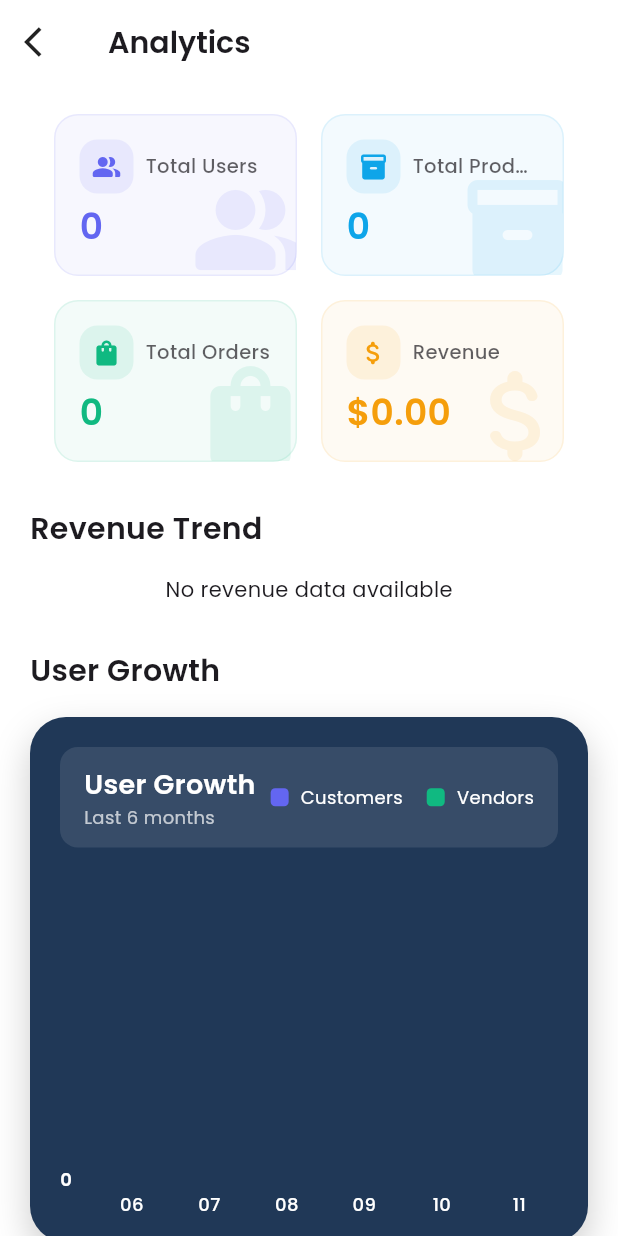
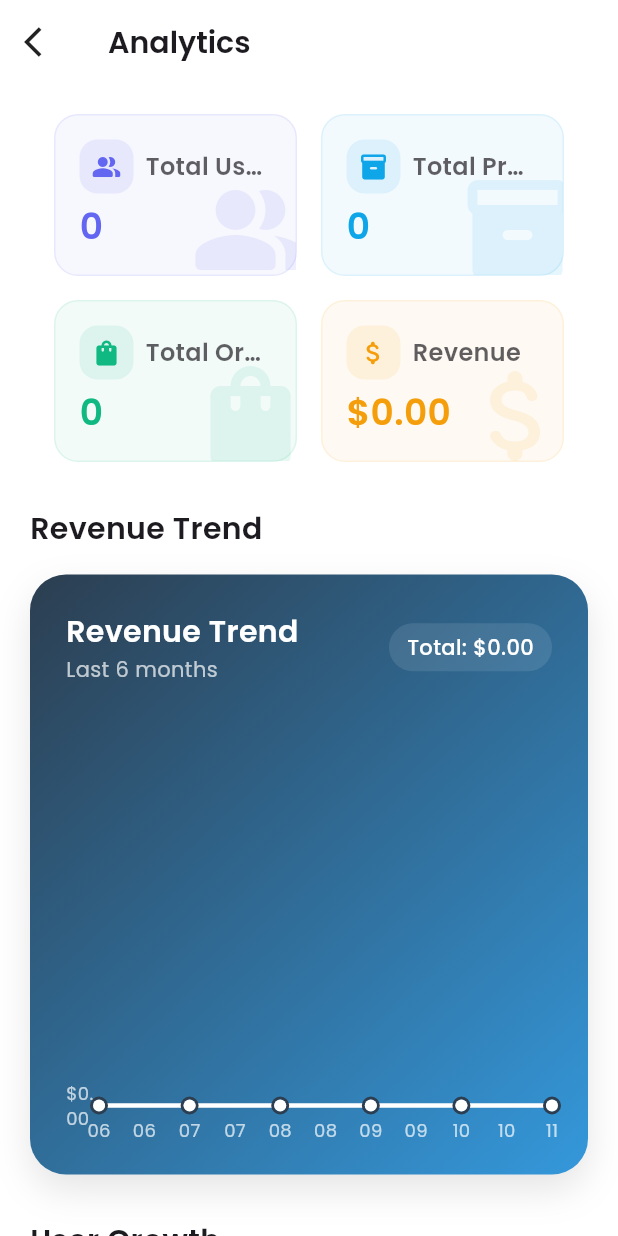
Before and after one commit to Edil-Ayehu/multi_vendor_ecommerce_app_admin_panel, a Flutter app: the AnalyticsScreen screen opened directly, on a phone screen of 412 x 824 dp. Run offline on Flutter 3.47's test engine with Material 3 defaults, Android fonts, the phone set to English and light mode, and no system bars; drawn by our look-alikes of fl_chart; our stand-ins replace cloud_firestore, firebase_auth, firebase_core, google_fonts, line_icons, loading_animation_widget and 3 more; accounts and stored records are empty.

Commit message:
analytics part done

```diff
--- a/lib/screens/analytics_screen.dart
+++ b/lib/screens/analytics_screen.dart
@@ -207,8 +207,8 @@ class AnalyticsScreen extends StatelessWidget {
                       child: Text(
                         title,
                         style: GoogleFonts.poppins(
-                          fontSize: 13,
-                          fontWeight: FontWeight.w500,
+                          fontSize: 16,
+                          fontWeight: FontWeight.w600,
                           color: Theme.of(context)
                               .textTheme
                               .bodyLarge
@@ -247,9 +247,9 @@ class AnalyticsScreen extends StatelessWidget {
 
         if (!snapshot.hasData) {
           return _buildShimmerContainer(
-            height: 300,
-            baseColor: Colors.grey[300]!,
-            highlightColor: Colors.grey[100]!,
+            height: 400,
+            baseColor: const Color(0xff203857).withOpacity(0.5),
+            highlightColor: const Color(0xff203857).withOpacity(0.3),
           );
         }
 
@@ -258,75 +258,123 @@ class AnalyticsScreen extends StatelessWidget {
           return const Center(child: Text('No revenue data available'));
         }
 
-        // Sort data by date
+        // Format revenue values using NumberFormat
+        final numberFormat = NumberFormat('#,##0.00');
+
         data.sort((a, b) => a['date'].compareTo(b['date']));
-
-        // Create spots for the line chart
         final spots = data.asMap().entries.map((entry) {
+          final amount = entry.value['amount'] as double;
           return FlSpot(
             entry.key.toDouble(),
-            entry.value['amount'].toDouble(),
+            amount,
           );
         }).toList();
 
-        // Find min and max values for better scaling
-        final maxY = data.fold<double>(
-            0, (max, item) => math.max(max, item['amount'].toDouble()));
+        final maxY = math.max(
+          data.fold<double>(
+              0, (max, item) => math.max(max, item['amount'] as double)),
+          1.0,
+        );
 
         return Container(
-          height: 300,
-          padding: const EdgeInsets.all(20),
+          height: 400,
+          padding: const EdgeInsets.all(24),
           decoration: BoxDecoration(
-            color: Theme.of(context).cardColor,
-            borderRadius: BorderRadius.circular(20),
+            gradient: LinearGradient(
+              begin: Alignment.topLeft,
+              end: Alignment.bottomRight,
+              colors: [
+                const Color(0xFF2C3E50),
+                const Color(0xFF3498DB),
+              ],
+            ),
+            borderRadius: BorderRadius.circular(24),
             boxShadow: [
               BoxShadow(
-                color: Colors.black.withOpacity(0.05),
-                blurRadius: 10,
-                offset: const Offset(0, 5),
+                color: Colors.black.withOpacity(0.1),
+                blurRadius: 20,
+                offset: const Offset(0, 10),
               ),
             ],
           ),
           child: Column(
             crossAxisAlignment: CrossAxisAlignment.start,
             children: [
-              const Text(
+              Row(
+                mainAxisAlignment: MainAxisAlignment.spaceBetween,
+                children: [
+                  Column(
+                    crossAxisAlignment: CrossAxisAlignment.start,
+                    children: [
+                      Text(
                         'Revenue Trend',
-                style: TextStyle(
-                  fontSize: 18,
-                  fontWeight: FontWeight.bold,
+                        style: GoogleFonts.poppins(
+                          fontSize: 20,
+                          fontWeight: FontWeight.w600,
+                          color: Colors.white,
                         ),
                       ),
-              const SizedBox(height: 8),
                       Text(
                         'Last ${data.length} months',
-                style: TextStyle(
-                  color: Colors.grey[600],
-                  fontSize: 12,
+                        style: GoogleFonts.poppins(
+                          fontSize: 14,
+                          color: Colors.white.withOpacity(0.7),
                         ),
                       ),
-              const SizedBox(height: 16),
+                    ],
+                  ),
+                  Container(
+                    padding:
+                        const EdgeInsets.symmetric(horizontal: 12, vertical: 6),
+                    decoration: BoxDecoration(
+                      color: Colors.white.withOpacity(0.1),
+                      borderRadius: BorderRadius.circular(20),
+                    ),
+                    child: Text(
+                      'Total: \$${numberFormat.format(data.fold<double>(0, (sum, item) => sum + (item['amount'] as double)))}',
+                      style: GoogleFonts.poppins(
+                        fontSize: 14,
+                        color: Colors.white,
+                        fontWeight: FontWeight.w500,
+                      ),
+                    ),
+                  ),
+                ],
+              ),
+              const SizedBox(height: 30),
               Expanded(
                 child: LineChart(
                   LineChartData(
                     gridData: FlGridData(
                       show: true,
                       drawVerticalLine: false,
-                      horizontalInterval: maxY > 0 ? maxY / 5 : 1,
+                      horizontalInterval: math.max(maxY / 5, 1.0),
                       getDrawingHorizontalLine: (value) {
                         return FlLine(
-                          color: Colors.grey.withOpacity(0.1),
+                          color: Colors.white.withOpacity(0.1),
                           strokeWidth: 1,
                         );
                       },
                     ),
                     titlesData: FlTitlesData(
                       show: true,
-                      rightTitles: AxisTitles(
-                        sideTitles: SideTitles(showTitles: false),
+                      rightTitles:
+                          AxisTitles(sideTitles: SideTitles(showTitles: false)),
+                      topTitles:
+                          AxisTitles(sideTitles: SideTitles(showTitles: false)),
+                      leftTitles: AxisTitles(
+                        sideTitles: SideTitles(
+                          showTitles: true,
+                          getTitlesWidget: (value, meta) {
+                            return Text(
+                              '\$${numberFormat.format(value)}',
+                              style: GoogleFonts.poppins(
+                                color: Colors.white.withOpacity(0.7),
+                                fontSize: 12,
                               ),
-                      topTitles: AxisTitles(
-                        sideTitles: SideTitles(showTitles: false),
+                            );
+                          },
+                        ),
                       ),
                       bottomTitles: AxisTitles(
                         sideTitles: SideTitles(
@@ -339,10 +387,9 @@ class AnalyticsScreen extends StatelessWidget {
                               return Padding(
                                 padding: const EdgeInsets.only(top: 8.0),
                                 child: Text(
-                                  date.substring(
-                                      5), // Show only month part (MM)
-                                  style: const TextStyle(
-                                    color: Colors.grey,
+                                  date.substring(5),
+                                  style: GoogleFonts.poppins(
+                                    color: Colors.white.withOpacity(0.7),
                                     fontSize: 12,
                                   ),
                                 ),
@@ -352,32 +399,13 @@ class AnalyticsScreen extends StatelessWidget {
                           },
                         ),
                       ),
-                      leftTitles: AxisTitles(
-                        sideTitles: SideTitles(
-                          showTitles: true,
-                          interval: maxY > 0 ? maxY / 5 : 1,
-                          getTitlesWidget: (value, meta) {
-                            return Text(
-                              '\$${value.toStringAsFixed(0)}',
-                              style: const TextStyle(
-                                color: Colors.grey,
-                                fontSize: 12,
-                              ),
-                            );
-                          },
-                        ),
-                      ),
                     ),
                     borderData: FlBorderData(show: false),
-                    minX: 0,
-                    maxX: (data.length - 1).toDouble(),
-                    minY: 0,
-                    maxY: maxY * 1.1, // Add 10% padding at the top
                     lineBarsData: [
                       LineChartBarData(
                         spots: spots,
                         isCurved: true,
-                        color: Colors.purple,
+                        color: Colors.white,
                         barWidth: 3,
                         isStrokeCapRound: true,
                         dotData: FlDotData(
@@ -385,30 +413,29 @@ class AnalyticsScreen extends StatelessWidget {
                           getDotPainter: (spot, percent, barData, index) {
                             return FlDotCirclePainter(
                               radius: 4,
-                              color: Colors.purple,
+                              color: Colors.white,
                               strokeWidth: 2,
-                              strokeColor: Colors.white,
+                              strokeColor: const Color(0xFF2C3E50),
                             );
                           },
                         ),
                         belowBarData: BarAreaData(
                           show: true,
-                          color: Colors.purple.withOpacity(0.1),
+                          color: Colors.white.withOpacity(0.1),
                         ),
                       ),
                     ],
                     lineTouchData: LineTouchData(
                       touchTooltipData: LineTouchTooltipData(
-                        // tooltipBackground: Colors.blueAccent,
-
-                        getTooltipItems: (List<LineBarSpot> touchedBarSpots) {
-                          return touchedBarSpots.map((barSpot) {
-                            final index = barSpot.x.toInt();
-                            final date = data[index]['date'] as String;
-                            final amount = data[index]['amount'].toDouble();
+                        getTooltipItems: (touchedSpots) {
+                          return touchedSpots.map((spot) {
+                            final data = snapshot.data![spot.x.toInt()];
                             return LineTooltipItem(
-                              '$date\n\$${amount.toStringAsFixed(2)}',
-                              const TextStyle(color: Colors.white),
+                              'Revenue: \$${numberFormat.format(data['amount'])}',
+                              GoogleFonts.poppins(
+                                color: const Color(0xFF2C3E50),
+                                fontWeight: FontWeight.w600,
+                              ),
                             );
                           }).toList();
                         },
@@ -1126,6 +1153,14 @@ class AnalyticsScreen extends StatelessWidget {
         final sortedData = data.entries.toList()
           ..sort((a, b) => b.value.compareTo(a.value));
 
+        // Calculate total products
+        final totalProducts =
+            data.values.fold<int>(0, (sum, value) => sum + value);
+
+        return LayoutBuilder(
+          builder: (context, constraints) {
+            final isSmallScreen = constraints.maxWidth < 600;
+
             return Container(
               height: 400,
               padding: const EdgeInsets.all(16),
@@ -1143,6 +1178,12 @@ class AnalyticsScreen extends StatelessWidget {
               child: Column(
                 crossAxisAlignment: CrossAxisAlignment.start,
                 children: [
+                  Row(
+                    mainAxisAlignment: MainAxisAlignment.spaceBetween,
+                    children: [
+                      Column(
+                        crossAxisAlignment: CrossAxisAlignment.start,
+                        children: [
                           Text(
                             'Product Categories Distribution',
                             style: GoogleFonts.poppins(
@@ -1150,6 +1191,44 @@ class AnalyticsScreen extends StatelessWidget {
                               fontWeight: FontWeight.bold,
                               color: Colors.white,
                             ),
+                          ),
+                          Text(
+                            'Total Products: $totalProducts',
+                            style: GoogleFonts.poppins(
+                              fontSize: 14,
+                              color: Colors.white.withOpacity(0.7),
+                            ),
+                          ),
+                        ],
+                      ),
+                      Container(
+                        padding: const EdgeInsets.symmetric(
+                          horizontal: 12,
+                          vertical: 6,
+                        ),
+                        decoration: BoxDecoration(
+                          color: Colors.white.withOpacity(0.1),
+                          borderRadius: BorderRadius.circular(20),
+                        ),
+                        child: Row(
+                          children: [
+                            Icon(
+                              Icons.refresh,
+                              size: 16,
+                              color: Colors.white.withOpacity(0.7),
+                            ),
+                            const SizedBox(width: 4),
+                            Text(
+                              'Real-time',
+                              style: GoogleFonts.poppins(
+                                fontSize: 12,
+                                color: Colors.white.withOpacity(0.7),
+                              ),
+                            ),
+                          ],
+                        ),
+                      ),
+                    ],
                   ),
                   const SizedBox(height: 24),
                   Expanded(
@@ -1169,7 +1248,9 @@ class AnalyticsScreen extends StatelessWidget {
                                   child: Text(
                                     value.toInt().toString(),
                                     style: GoogleFonts.poppins(
-                                    fontSize: 12, color: Colors.white),
+                                      fontSize: 12,
+                                      color: Colors.white,
+                                    ),
                                     textAlign: TextAlign.right,
                                   ),
                                 );
@@ -1193,7 +1274,7 @@ class AnalyticsScreen extends StatelessWidget {
                                       child: Text(
                                         sortedData[value.toInt()].key,
                                         style: GoogleFonts.poppins(
-                                      fontSize: 12,
+                                          fontSize: isSmallScreen ? 10 : 12,
                                           fontWeight: FontWeight.w500,
                                           color: Colors.white,
                                         ),
@@ -1246,6 +1327,8 @@ class AnalyticsScreen extends StatelessWidget {
                   ),
                 ],
               ),
+            );
+          },
         );
       },
     );
--- a/lib/services/admin_service.dart
+++ b/lib/services/admin_service.dart
@@ -212,25 +212,49 @@ class AdminService {
     try {
       final QuerySnapshot ordersSnapshot = await _firestore
           .collection('orders')
-          .orderBy('createdAt', descending: false)
+          .orderBy('createdAt', descending: true)
           .get();
 
       Map<String, double> monthlyRevenue = {};
+      DateTime now = DateTime.now();
 
+      // Initialize last 6 months with 0
+      for (int i = 5; i >= 0; i--) {
+        DateTime month = DateTime(now.year, now.month - i, 1);
+        String monthKey =
+            '${month.year}-${month.month.toString().padLeft(2, '0')}';
+        monthlyRevenue[monthKey] = 0.0;
+      }
+
+      // Calculate revenue from orders
       for (var doc in ordersSnapshot.docs) {
         final data = doc.data() as Map<String, dynamic>;
-        final DateTime date = (data['createdAt'] as Timestamp).toDate();
-        final String monthKey =
-            '${date.year}-${date.month.toString().padLeft(2, '0')}';
-        final double amount = (data['totalAmount'] as num?)?.toDouble() ?? 0.0;
+        if (data['createdAt'] != null && data['totalAmount'] != null) {
+          final DateTime date = (data['createdAt'] as Timestamp).toDate();
+          final String monthKey =
+              '${date.year}-${date.month.toString().padLeft(2, '0')}';
 
-        monthlyRevenue[monthKey] = (monthlyRevenue[monthKey] ?? 0) + amount;
+          // Only process orders from the last 6 months
+          if (monthlyRevenue.containsKey(monthKey)) {
+            double orderAmount = 0.0;
+            if (data['totalAmount'] is int) {
+              orderAmount = (data['totalAmount'] as int).toDouble();
+            } else if (data['totalAmount'] is double) {
+              orderAmount = data['totalAmount'] as double;
+            } else if (data['totalAmount'] is String) {
+              orderAmount = double.tryParse(data['totalAmount']) ?? 0.0;
+            }
+            monthlyRevenue[monthKey] =
+                (monthlyRevenue[monthKey] ?? 0.0) + orderAmount;
+          }
+        }
       }
 
+      // Convert to list format
       return monthlyRevenue.entries
-          .map((e) => {
-                'date': e.key,
-                'amount': e.value,
+          .map((entry) => {
+                'date': entry.key,
+                'amount': entry.value,
               })
           .toList();
     } catch (e) {
@@ -252,7 +276,8 @@ class AdminService {
       // Initialize last 6 months data
       for (int i = 5; i >= 0; i--) {
         DateTime month = DateTime(now.year, now.month - i, 1);
-        String monthKey = '${month.year}-${month.month.toString().padLeft(2, '0')}';
+        String monthKey =
+            '${month.year}-${month.month.toString().padLeft(2, '0')}';
         monthlyUsers[monthKey] = {
           'customers': 0,
           'vendors': 0,
@@ -264,14 +289,17 @@ class AdminService {
         final data = doc.data() as Map<String, dynamic>;
         if (data['createdAt'] != null) {
           final DateTime date = (data['createdAt'] as Timestamp).toDate();
-          final String monthKey = '${date.year}-${date.month.toString().padLeft(2, '0')}';
+          final String monthKey =
+              '${date.year}-${date.month.toString().padLeft(2, '0')}';
           final String role = (data['role'] as String?) ?? 'customer';
 
           if (monthlyUsers.containsKey(monthKey)) {
             if (role == 'vendor') {
-              monthlyUsers[monthKey]!['vendors'] = (monthlyUsers[monthKey]!['vendors'] ?? 0) + 1;
+              monthlyUsers[monthKey]!['vendors'] =
+                  (monthlyUsers[monthKey]!['vendors'] ?? 0) + 1;
             } else {
-              monthlyUsers[monthKey]!['customers'] = (monthlyUsers[monthKey]!['customers'] ?? 0) + 1;
+              monthlyUsers[monthKey]!['customers'] =
+                  (monthlyUsers[monthKey]!['customers'] ?? 0) + 1;
             }
           }
         }
@@ -328,7 +356,8 @@ class AdminService {
 
   Future<Map<String, int>> getAdvertisementDistribution() async {
     try {
-      final QuerySnapshot adsSnapshot = await _firestore.collection('advertisements').get();
+      final QuerySnapshot adsSnapshot =
+          await _firestore.collection('advertisements').get();
 
       int activeAds = 0;
       int expiredAds = 0;
@@ -337,7 +366,8 @@ class AdminService {
         final adData = doc.data() as Map<String, dynamic>;
         final expiryDate = (adData['expiryDate'] as Timestamp).toDate();
 
-        if (!expiryDate.isBefore(DateTime.now()) && adData['isActive'] == true) {
+        if (!expiryDate.isBefore(DateTime.now()) &&
+            adData['isActive'] == true) {
           activeAds++;
         } else {
           expiredAds++;
@@ -361,7 +391,8 @@ class AdminService {
 
   Future<Map<String, int>> getProductCategoryDistribution() async {
     try {
-      final QuerySnapshot productsSnapshot = await _firestore.collection('products').get();
+      final QuerySnapshot productsSnapshot =
+          await _firestore.collection('products').get();
 
       Map<String, int> categoryCount = {
         'Electronics': 0,
```
Lines whose indentation alone changed are shown as unchanged.
